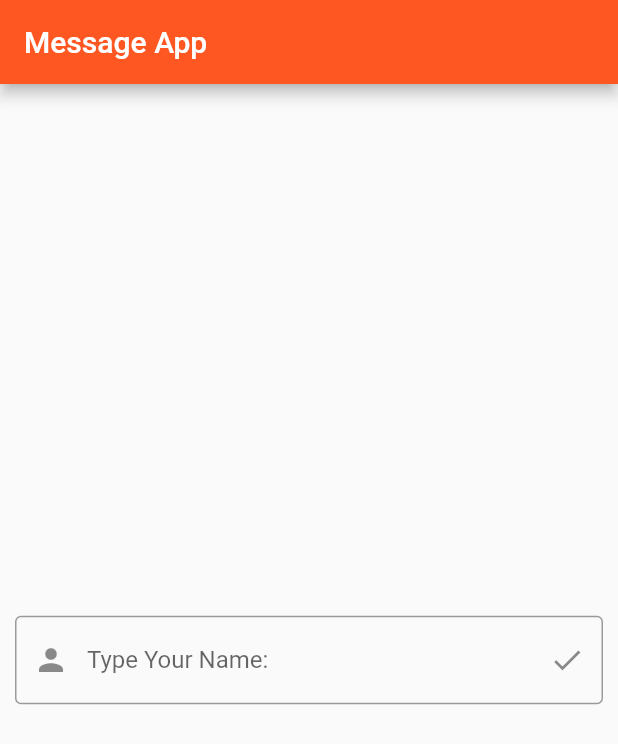
After one commit to Dorin07/Message-App, a Flutter app: the screen it shows after launch, on a phone screen of 412 x 824 dp. The commit adds this screen. Shown: the top 744 px of the screen. Run offline on Flutter 3.47's test engine with Material 2 defaults, Android fonts, the phone set to English and light mode, and no system bars.

Commit message:
Added a login page and navigation page.

```diff
--- /dev/null
+++ b/lib/loginPage/login.dart
@@ -0,0 +1,54 @@
+import 'package:flutter/material.dart';
+import 'package:mess_app/homePage/homepage.dart';
+
+class LoginPage extends StatelessWidget {
+  @override
+  Widget build(BuildContext context) {
+    return Scaffold(
+      appBar: AppBar(
+        title: Text('Message App'),
+      ),
+      body: Body(),
+    );
+  }
+}
+
+class Body extends StatefulWidget {
+  @override
+  _BodyState createState() => _BodyState();
+}
+
+class _BodyState extends State<Body> {
+  String name;
+  TextEditingController controller = new TextEditingController();
+
+  void click() {
+    this.name = controller.text;
+    Navigator.push(context,
+        MaterialPageRoute(builder: (context) => MyHomePage(this.name)));
+  }
+
+  @override
+  Widget build(BuildContext context) {
+    return Align(
+      alignment: Alignment.center,
+      child: Padding(
+        padding: EdgeInsets.all(10),
+        child: TextField(
+          controller: this.controller,
+          decoration: InputDecoration(
+            prefixIcon: Icon(Icons.person),
+            labelText: "Type Your Name:",
+            border: OutlineInputBorder(
+                borderSide: BorderSide(width: 5, color: Colors.black)),
+            suffixIcon: IconButton(
+                icon: Icon(Icons.done),
+                splashColor: Colors.yellow,
+                tooltip: "Submit!",
+                onPressed: this.click),
+          ),
+        ),
+      ),
+    );
+  }
+}
--- a/lib/main.dart
+++ b/lib/main.dart
@@ -1,5 +1,5 @@
 import 'package:flutter/material.dart';
-import 'package:mess_app/homePage/homepage.dart';
+import 'package:mess_app/loginPage/login.dart';
 
 void main() {
   runApp(MyApp());
@@ -14,7 +14,7 @@ class MyApp extends StatelessWidget {
         primarySwatch: Colors.deepOrange,
         visualDensity: VisualDensity.adaptivePlatformDensity,
       ),
-      home: MyHomePage(),
+      home: LoginPage(),
     );
   }
 }
```
Also changed, not shown: lib/homePage/homepage.dart (+8 -113 lines), lib/homePage/post.dart (added, +17 -0 lines), lib/homePage/postList.dart (added, +56 -0 lines), lib/homePage/textInputWidget.dart (added, +41 -0 lines).
